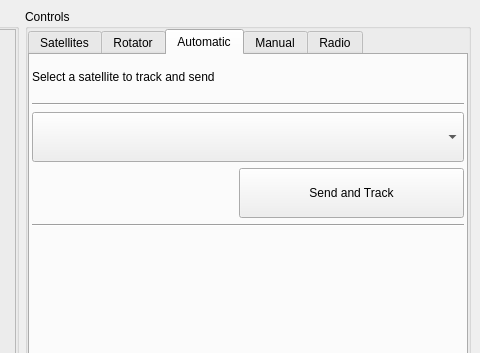
Ahmad138/SatRot, file Software/SatRot-GUI/GUI-Main/forms/mainwindow.ui: the form before one commit; both pictures show x 770 to 1250 and y 0 to 353 of the 1250 by 750 pixel window.
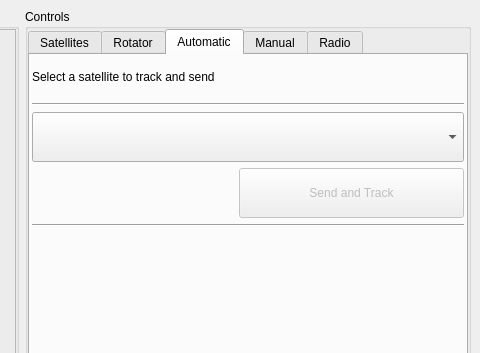
The form after the commit. The open tabs and pages were chosen to show the change. Icons and pictures are not drawn.

What changed in the file:
```diff
--- a/Software/SatRot-GUI/GUI-Main/forms/mainwindow.ui
+++ b/Software/SatRot-GUI/GUI-Main/forms/mainwindow.ui
@@ -896,6 +896,9 @@
                </item>
                <item>
                 <widget class="QPushButton" name="sendTrack">
+                 <property name="enabled">
+                  <bool>false</bool>
+                 </property>
                  <property name="maximumSize">
                   <size>
                    <width>225</width>
```
Left out of the diff: 2 changed lines with no effect on the pictures.
